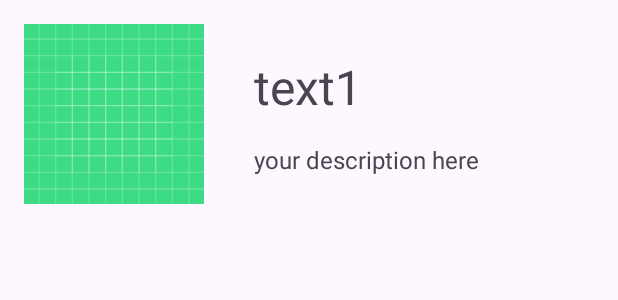
After one commit to anjali29singh/Android-development, an Android app: the layout item_layout.xml on its own in the app's theme, with its tools: preview values and no code run, on a phone screen of 412 x 824 dp. The commit adds this screen. Shown: the top 300 px of the screen. Run offline under Robolectric (Android 15) with nearby library versions, the phone set to English and light mode, and no system bars.

Commit message:
recyclerView

```diff
--- a/PlanetApp/app/src/main/java/com/example/planetapp/MainActivity.java
+++ b/PlanetApp/app/src/main/java/com/example/planetapp/MainActivity.java
@@ -37,6 +37,8 @@ public class MainActivity extends AppCompatActivity {
         Planet planet4 = new Planet("saturn","9",R.drawable.saturn);
         planetArrayList.add(planet4);
 
+
+
         //adapter
         adapter = new CustomAdapter(planetArrayList,getApplicationContext());
 
--- a/PlanetApp/app/src/main/res/layout/activity_main.xml
+++ b/PlanetApp/app/src/main/res/layout/activity_main.xml
@@ -7,10 +7,11 @@
     android:layout_height="match_parent"
     tools:context=".MainActivity">
 
+
     <ListView
         android:id="@+id/listView"
         android:layout_width="wrap_content"
-        android:layout_height="wrap_content"
+        android:layout_height="0dp"
         app:layout_constraintStart_toStartOf="parent"
         app:layout_constraintTop_toTopOf="parent" />
 
--- /dev/null
+++ b/RecyclerView/app/src/main/res/layout/item_layout.xml
@@ -0,0 +1,45 @@
+<?xml version="1.0" encoding="utf-8"?>
+<androidx.constraintlayout.widget.ConstraintLayout xmlns:android="http://schemas.android.com/apk/res/android"
+    xmlns:app="http://schemas.android.com/apk/res-auto"
+    xmlns:tools="http://schemas.android.com/tools"
+    android:layout_width="match_parent"
+    android:layout_height="wrap_content">
+
+
+    <ImageView
+        android:id="@+id/imageView"
+        android:layout_width="120dp"
+        android:layout_height="120dp"
+        android:layout_marginStart="16dp"
+        android:layout_marginBottom="16dp"
+        android:src="@drawable/ic_launcher_background"
+        app:layout_constraintBottom_toBottomOf="parent"
+        app:layout_constraintStart_toStartOf="parent"
+        android:layout_marginTop="16dp"
+        app:layout_constraintVertical_bias="1.0"
+        app:layout_constraintTop_toTopOf="parent" />
+
+    <TextView
+        android:id="@+id/title"
+        style="bold"
+        android:layout_width="wrap_content"
+        android:layout_height="wrap_content"
+        android:layout_marginTop="36dp"
+        android:text="text1"
+        android:textSize="32sp"
+        app:layout_constraintEnd_toEndOf="parent"
+        app:layout_constraintHorizontal_bias="0.162"
+        app:layout_constraintStart_toEndOf="@+id/imageView"
+        app:layout_constraintTop_toTopOf="parent" />
+
+    <TextView
+        android:id="@+id/description"
+        android:layout_width="wrap_content"
+        android:layout_height="wrap_content"
+        android:layout_marginTop="16dp"
+        android:text="your description here"
+        android:textSize="16sp"
+        app:layout_constraintHorizontal_bias="0.0"
+        app:layout_constraintStart_toStartOf="@+id/title"
+        app:layout_constraintTop_toBottomOf="@+id/title" />
+</androidx.constraintlayout.widget.ConstraintLayout>
```
Also changed, not shown: RecyclerView/app/src/main/java/com/example/recyclerview/Item.java (added, +39 -0 lines), RecyclerView/app/src/main/java/com/example/recyclerview/MainActivity.java (+35 -5 lines), RecyclerView/app/src/main/java/com/example/recyclerview/MyCustomAdapter.java (added, +60 -0 lines), RecyclerView/app/src/main/res/layout/activity_main.xml (+16 -6 lines), RecyclerView/app/src/main/res/drawable/beverage.png (added), RecyclerView/app/src/main/res/drawable/fruits.png (added), RecyclerView/app/src/main/res/drawable/milk.png (added), RecyclerView/app/src/main/res/drawable/vegetables.png (added), 3 other files.
